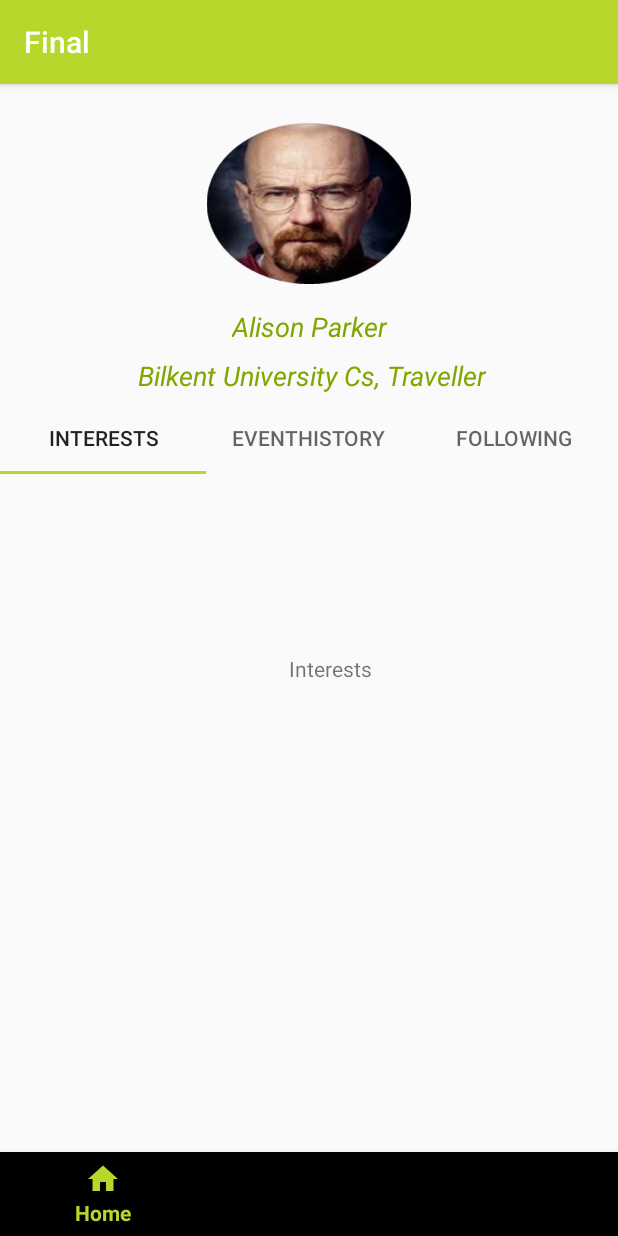
After one commit to xhoanaaliu/Senior-Design-Project, an Android app: the InterestsFragment screen opened directly, with no data from a screen before it, on a phone screen of 412 x 824 dp. The commit adds this screen. Run offline under Robolectric (Android 15) with nearby library versions, the phone set to English and light mode, and no system bars.

Commit message:
I added EventHistory, Following and Interests Fragments. I also added profile activity and in the popup menu, I changed settings with profile since I started with profile page.

```diff
--- a/app/build.gradle
+++ b/app/build.gradle
@@ -23,6 +23,7 @@ dependencies {
     implementation 'com.android.support:appcompat-v7:28.0.0'
     implementation 'com.android.support:design:28.0.0'
     implementation 'com.android.support.constraint:constraint-layout:1.1.3'
+    implementation 'com.android.support:support-v4:28.0.0'
     testImplementation 'junit:junit:4.12'
     androidTestImplementation 'com.android.support.test:runner:1.0.2'
     androidTestImplementation 'com.android.support.test.espresso:espresso-core:3.0.2'
--- a/app/src/main/AndroidManifest.xml
+++ b/app/src/main/AndroidManifest.xml
@@ -19,6 +19,7 @@
                 <category android:name="android.intent.category.LAUNCHER" />
             </intent-filter>
         </activity>
+        <activity android:name=".ProfileActivity"></activity>
     </application>
 
 </manifest>
--- /dev/null
+++ b/app/src/main/java/com/example/gerard/afinal/EventHistoryFragment.java
@@ -0,0 +1,24 @@
+package com.example.gerard.afinal;
+
+import android.content.Context;
+import android.net.Uri;
+import android.os.Bundle;
+import android.support.v4.app.Fragment;
+import android.view.LayoutInflater;
+import android.view.View;
+import android.view.ViewGroup;
+
+
+
+public class EventHistoryFragment extends Fragment {
+
+
+    @Override
+    public View onCreateView(LayoutInflater inflater, ViewGroup container,
+                             Bundle savedInstanceState) {
+        // Inflate the layout for this fragment
+        return inflater.inflate(R.layout.fragment_event_history, container, false);
+    }
+
+
+}
--- /dev/null
+++ b/app/src/main/java/com/example/gerard/afinal/FollowingFragment.java
@@ -0,0 +1,22 @@
+package com.example.gerard.afinal;
+
+import android.content.Context;
+import android.net.Uri;
+import android.os.Bundle;
+import android.support.v4.app.Fragment;
+import android.view.LayoutInflater;
+import android.view.View;
+import android.view.ViewGroup;
+
+
+public class FollowingFragment extends Fragment {
+
+    @Override
+    public View onCreateView(LayoutInflater inflater, ViewGroup container,
+                             Bundle savedInstanceState) {
+        // Inflate the layout for this fragment
+        return inflater.inflate(R.layout.fragment_following, container, false);
+    }
+
+
+}
--- /dev/null
+++ b/app/src/main/java/com/example/gerard/afinal/InterestsFragment.java
@@ -0,0 +1,23 @@
+package com.example.gerard.afinal;
+
+import android.content.Context;
+import android.content.Intent;
+import android.net.Uri;
+import android.os.Bundle;
+import android.support.v4.app.Fragment;
+import android.view.LayoutInflater;
+import android.view.View;
+import android.view.ViewGroup;
+
+public class InterestsFragment extends Fragment {
+
+
+    @Override
+    public View onCreateView(LayoutInflater inflater, ViewGroup container,
+                             Bundle savedInstanceState) {
+        // Inflate the layout for this fragment
+        return inflater.inflate(R.layout.fragment_interests, container, false);
+    }
+
+
+}
--- /dev/null
+++ b/app/src/main/java/com/example/gerard/afinal/ProfileActivity.java
@@ -0,0 +1,80 @@
+package com.example.gerard.afinal;
+
+import android.content.Intent;
+import android.support.annotation.NonNull;
+import android.support.annotation.Nullable;
+import android.support.design.widget.BottomNavigationView;
+import android.support.design.widget.TabLayout;
+import android.support.v4.app.Fragment;
+import android.support.v4.app.FragmentManager;
+import android.support.v4.app.FragmentPagerAdapter;
+import android.support.v4.view.ViewPager;
+import android.support.v7.app.AppCompatActivity;
+import android.os.Bundle;
+import android.view.MenuItem;
+
+import java.util.ArrayList;
+import java.util.List;
+
+public class ProfileActivity extends AppCompatActivity {
+    private TabLayout tabs;
+    private ViewPager viewPager;
+    private BottomNavigationView bottom_nav;
+
+    @Override
+    protected void onCreate(Bundle savedInstanceState) {
+        super.onCreate(savedInstanceState);
+        setContentView(R.layout.activity_profile);
+        tabs = findViewById(R.id.tabs);
+        viewPager=findViewById(R.id.viewPager);
+        bottom_nav = findViewById(R.id.bottom_nav);
+        bottom_nav.setOnNavigationItemSelectedListener(new BottomNavigationView.OnNavigationItemSelectedListener() {
+            @Override
+            public boolean onNavigationItemSelected(@NonNull MenuItem menuItem) {
+                if(menuItem.getItemId()==R.id.navigation_home){
+                    Intent home = new Intent(getApplicationContext(),MainActivity.class);
+                    startActivity(home);
+                }
+                return false;
+            }
+        });
+        MyAdapter adapter=new MyAdapter(getSupportFragmentManager());
+        adapter.addFragment(new InterestsFragment(),"Interests");
+        adapter.addFragment(new EventHistoryFragment(),"EventHistory");
+        adapter.addFragment(new FollowingFragment(),"Following");
+        viewPager.setAdapter(adapter);
+        tabs.setupWithViewPager(viewPager);
+    }
+    class MyAdapter extends FragmentPagerAdapter {
+        private List<Fragment> fragmentList = new ArrayList<>();
+        private List<String> fragmentHeaderList = new ArrayList<>();
+
+        public MyAdapter(FragmentManager fm) {
+            super(fm);
+        }
+
+        @Override
+        public Fragment getItem(int i) {
+            return fragmentList.get(i);
+        }
+
+        @Override
+        public int getCount() {
+            return fragmentList.size();
+        }
+
+        @Nullable
+        @Override
+        public CharSequence getPageTitle(int position) {
+            return fragmentHeaderList.get(position);
+        }
+        public void addFragment(Fragment fragment, String header){
+            fragmentList.add(fragment);
+            fragmentHeaderList.add(header);
+
+        }
+
+    }
+
+
+}
--- /dev/null
+++ b/app/src/main/res/layout/activity_profile.xml
@@ -0,0 +1,81 @@
+<?xml version="1.0" encoding="utf-8"?>
+<android.support.constraint.ConstraintLayout xmlns:android="http://schemas.android.com/apk/res/android"
+    xmlns:app="http://schemas.android.com/apk/res-auto"
+    xmlns:tools="http://schemas.android.com/tools"
+    android:layout_width="match_parent"
+    android:layout_height="match_parent"
+    tools:context=".ProfileActivity">
+
+    <android.support.design.widget.BottomNavigationView
+        android:id="@+id/bottom_nav"
+        android:layout_width="match_parent"
+        android:layout_height="wrap_content"
+        app:layout_constraintBottom_toBottomOf="parent"
+        app:layout_constraintEnd_toEndOf="parent"
+        app:menu="@menu/navigation"></android.support.design.widget.BottomNavigationView>
+
+    <TextView
+        android:id="@+id/textView2"
+        android:layout_width="wrap_content"
+        android:layout_height="wrap_content"
+        android:layout_marginTop="8dp"
+        android:layout_marginEnd="88dp"
+        android:layout_marginRight="88dp"
+        android:text="Bilkent University Cs, Traveller"
+        android:textColor="@color/colorPrimaryDark"
+        android:textSize="18sp"
+        android:textStyle="italic"
+        app:layout_constraintEnd_toEndOf="parent"
+        app:layout_constraintTop_toBottomOf="@+id/userName" />
+
+    <TextView
+        android:id="@+id/userName"
+        android:layout_width="wrap_content"
+        android:layout_height="wrap_content"
+        android:layout_marginTop="16dp"
+        android:layout_marginEnd="154dp"
+        android:layout_marginRight="154dp"
+        android:text="Alison Parker"
+        android:textColor="@color/colorPrimaryDark"
+        android:textSize="18sp"
+        android:textStyle="italic"
+        app:layout_constraintEnd_toEndOf="parent"
+        app:layout_constraintTop_toBottomOf="@+id/profilePicture" />
+
+    <ImageView
+        android:id="@+id/profilePicture"
+        android:layout_width="145dp"
+        android:layout_height="107dp"
+        android:layout_marginStart="132dp"
+        android:layout_marginLeft="132dp"
+        android:layout_marginTop="26dp"
+        android:layout_marginEnd="132dp"
+        android:layout_marginRight="132dp"
+        app:layout_constraintEnd_toEndOf="parent"
+        app:layout_constraintStart_toStartOf="parent"
+        app:layout_constraintTop_toTopOf="parent"
+        app:srcCompat="@drawable/pp" />
+
+    <android.support.design.widget.TabLayout
+        android:id="@+id/tabs"
+        android:layout_width="match_parent"
+        android:layout_height="wrap_content"
+        android:layout_marginTop="212dp"
+        app:layout_constraintEnd_toEndOf="parent"
+        app:layout_constraintHorizontal_bias="0.0"
+        app:layout_constraintStart_toStartOf="parent"
+        app:layout_constraintTop_toTopOf="parent"
+        app:tabIndicatorColor="@color/colorPrimary">
+
+
+    </android.support.design.widget.TabLayout>
+
+    <android.support.v4.view.ViewPager
+        android:id="@+id/viewPager"
+        android:layout_width="0dp"
+        android:layout_height="0dp"
+        app:layout_constraintBottom_toBottomOf="parent"
+        app:layout_constraintEnd_toEndOf="parent"
+        app:layout_constraintStart_toStartOf="parent"
+        app:layout_constraintTop_toBottomOf="@+id/tabs" />
+</android.support.constraint.ConstraintLayout>
--- /dev/null
+++ b/app/src/main/res/layout/fragment_interests.xml
@@ -0,0 +1,42 @@
+<?xml version="1.0" encoding="utf-8"?>
+<android.support.constraint.ConstraintLayout xmlns:android="http://schemas.android.com/apk/res/android"
+    xmlns:app="http://schemas.android.com/apk/res-auto"
+    xmlns:tools="http://schemas.android.com/tools"
+    android:layout_width="match_parent"
+    android:layout_height="match_parent"
+    tools:context=".ProfileActivity">
+
+    <TextView
+        android:id="@+id/textView3"
+        android:layout_width="wrap_content"
+        android:layout_height="wrap_content"
+        android:layout_marginTop="120dp"
+        android:layout_marginEnd="164dp"
+        android:layout_marginRight="164dp"
+        android:text="Interests"
+        app:layout_constraintEnd_toEndOf="parent"
+        app:layout_constraintTop_toTopOf="parent" />
+
+    <android.support.design.widget.TabLayout
+        android:id="@+id/tabs"
+        android:layout_width="match_parent"
+        android:layout_height="wrap_content"
+        android:layout_marginTop="212dp"
+        app:layout_constraintEnd_toEndOf="parent"
+        app:layout_constraintHorizontal_bias="0.0"
+        app:layout_constraintStart_toStartOf="parent"
+        app:layout_constraintTop_toTopOf="parent"
+        app:tabIndicatorColor="@color/colorPrimary">
+
+
+    </android.support.design.widget.TabLayout>
+
+    <android.support.v4.view.ViewPager
+        android:id="@+id/viewPager"
+        android:layout_width="0dp"
+        android:layout_height="0dp"
+        app:layout_constraintBottom_toBottomOf="parent"
+        app:layout_constraintEnd_toEndOf="parent"
+        app:layout_constraintStart_toStartOf="parent"
+        app:layout_constraintTop_toBottomOf="@+id/tabs" />
+</android.support.constraint.ConstraintLayout>
--- a/app/src/main/res/menu/main.xml
+++ b/app/src/main/res/menu/main.xml
@@ -2,8 +2,8 @@
 <menu xmlns:android="http://schemas.android.com/apk/res/android"
     xmlns:app="http://schemas.android.com/apk/res-auto">
     <item
-        android:id="@+id/action_settings"
+        android:id="@+id/action_profile"
         android:orderInCategory="100"
-        android:title="@string/action_settings"
+        android:title="@string/action_profile"
         app:showAsAction="never" />
 </menu>
--- a/app/src/main/res/values/strings.xml
+++ b/app/src/main/res/values/strings.xml
@@ -5,8 +5,11 @@
     <string name="nav_header_title">Android Studio</string>
     <string name="nav_header_subtitle">android.studio@android.com</string>
     <string name="nav_header_desc">Navigation header</string>
-    <string name="action_settings">Settings</string>
+    <string name="action_profile">Profile</string>
     <string name="title_home">Home</string>
     <string name="title_dashboard">Dashboard</string>
     <string name="title_notifications">Notifications</string>
+
+    <!-- TODO: Remove or change this placeholder text -->
+    <string name="hello_blank_fragment">Hello blank fragment</string>
 </resources>
--- a/build.gradle
+++ b/build.gradle
@@ -7,7 +7,7 @@ buildscript {
         jcenter()
     }
     dependencies {
-        classpath 'com.android.tools.build:gradle:3.3.1'
+        classpath 'com.android.tools.build:gradle:3.2.1'
 
 
         // NOTE: Do not place your application dependencies here; they belong
```
Also changed, not shown: app/src/main/java/com/example/gerard/afinal/MainActivity.java (+15 -5 lines), app/src/main/res/layout/fragment_event_history.xml (added, +42 -0 lines), app/src/main/res/layout/fragment_following.xml (added, +42 -0 lines), app/src/main/res/drawable-v21/pp.png (added).
